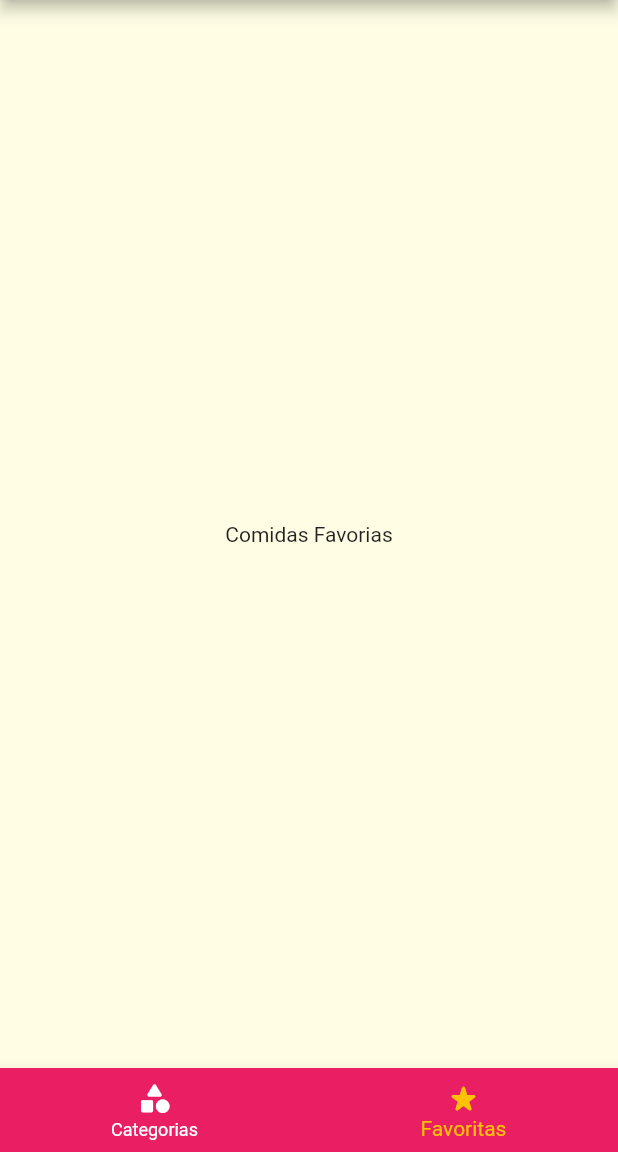
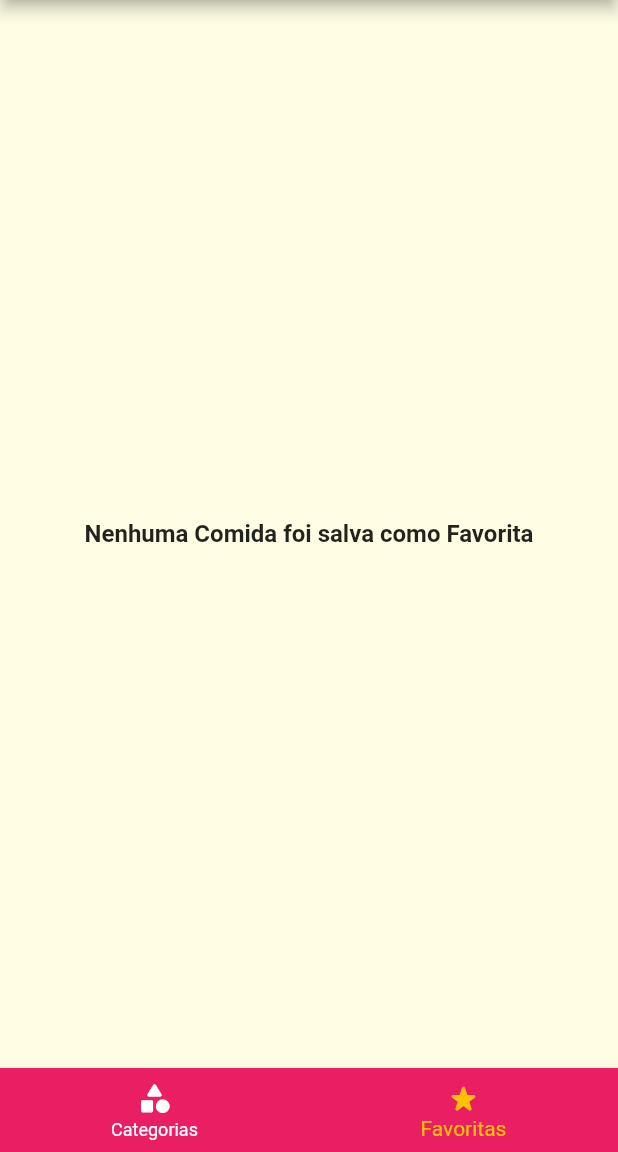
Before and after one commit to GuilhermePalma/nourriture, a Flutter app: the screen it shows after launch, item 2 of the bottom bar chosen, on a phone screen of 412 x 824 dp, the part 84-1236 px from its top. Run offline on Flutter 3.47's test engine with Material 2 defaults, Android fonts, the light colour scheme and no system bars; Roboto replaces fonts that are missing (Raleway).

Commit message:
Add Function and Show Favorites Meals

```diff
--- a/lib/main.dart
+++ b/lib/main.dart
@@ -22,6 +22,7 @@ class _MyAppState extends State<MyApp> {
   // Variavel que armazena os Filtros e as Comidas que serão exibidas
   Filters filters = Filters();
   List<Meal> avalaibleMeals = dummyMeals;
+  List<Meal> favoritesMeals = [];
 
   @override
   Widget build(BuildContext context) {
@@ -54,10 +55,14 @@ class _MyAppState extends State<MyApp> {
       /// Define as Rotas Nomeadas e a Rota Inicial
       routes: {
         // Caso queira definir a rota padrão, colocar no nome apenas "/"
-        AppRoutes.homeRoute: (ctx) => const TabsScreen(),
+        AppRoutes.homeRoute: (ctx) =>
+            TabsScreen(favoritesMeals: favoritesMeals),
         AppRoutes.categoryMeals: (ctx) =>
             CategoriesMealsScreen(avalaibleMeals: avalaibleMeals),
-        AppRoutes.mealDetails: (ctx) => const MealDetailsScreen(),
+        AppRoutes.mealDetails: (ctx) => MealDetailsScreen(
+              onClickFavorite: _toggleFavorites,
+              isFavoriteMeal: _isFavoriteMeal,
+            ),
         AppRoutes.filters: (ctx) =>
             FiltersScreen(filters: filters, onFiltersChanged: _filterMeals),
       },
@@ -75,10 +80,13 @@ class _MyAppState extends State<MyApp> {
       filters = filtersUpdated;
 
       avalaibleMeals = dummyMeals.where((mealItem) {
-        final filterGluten = filtersUpdated.isGlutenFree && !mealItem.isGlutenFree;
-        final filterLactose = filtersUpdated.isLactoseFree && !mealItem.isLactoseFree;
+        final filterGluten =
+            filtersUpdated.isGlutenFree && !mealItem.isGlutenFree;
+        final filterLactose =
+            filtersUpdated.isLactoseFree && !mealItem.isLactoseFree;
         final filterVegan = filtersUpdated.isVegan && !mealItem.isVegan;
-        final filterVegetarian = filtersUpdated.isVegetarian && !mealItem.isVegetarian;
+        final filterVegetarian =
+            filtersUpdated.isVegetarian && !mealItem.isVegetarian;
 
         return !filterGluten &&
             !filterLactose &&
@@ -87,4 +95,16 @@ class _MyAppState extends State<MyApp> {
       }).toList();
     });
   }
+
+  /// Controla a lista das comidas Favoritadas
+  void _toggleFavorites(Meal meal) {
+    setState(() {
+      favoritesMeals.contains(meal)
+          ? favoritesMeals.remove(meal)
+          : favoritesMeals.add(meal);
+    });
+  }
+
+  /// Retorna se uma comida foi ou não favoritada
+  bool _isFavoriteMeal(Meal meal) => favoritesMeals.contains(meal);
 }
--- a/lib/screens/favorite_screen.dart
+++ b/lib/screens/favorite_screen.dart
@@ -1,12 +1,28 @@
 import 'package:flutter/material.dart';
+import 'package:nourriture/components/meal_item.dart';
+import 'package:nourriture/models/meal.dart';
 
 class FavoriteScreen extends StatelessWidget {
-  const FavoriteScreen({Key? key}) : super(key: key);
+  final List<Meal> favoriteMeals;
+  const FavoriteScreen({
+    Key? key,
+    required this.favoriteMeals,
+  }) : super(key: key);
 
   @override
   Widget build(BuildContext context) {
-    return const Center(
-      child: Text("Comidas Favorias"),
-    );
+    // Configura Layouts diferentes para a lista vazia ou preenchida
+    return favoriteMeals.isEmpty
+        ? Center(
+            child: Text(
+              "Nenhuma Comida foi salva como Favorita",
+              style: Theme.of(context).textTheme.headline6,
+            ),
+          )
+        : ListView.builder(
+            itemCount: favoriteMeals.length,
+            itemBuilder: (ctx, index) =>
+                MealItem(meal: favoriteMeals.elementAt(index)),
+          );
   }
 }
--- a/lib/screens/tabs_screen.dart
+++ b/lib/screens/tabs_screen.dart
@@ -1,11 +1,18 @@
 import 'package:flutter/material.dart';
 import 'package:nourriture/components/custom_drawer.dart';
+import 'package:nourriture/models/meal.dart';
 import 'package:nourriture/screens/categories_screen.dart';
 import 'package:nourriture/screens/favorite_screen.dart';
 import 'package:nourriture/utils/app_routes.dart';
 
 class TabsScreen extends StatefulWidget {
-  const TabsScreen({Key? key}) : super(key: key);
+  /// Armazena as comidas Favoritas
+  final List<Meal> favoritesMeals;
+
+  const TabsScreen({
+    Key? key,
+    required this.favoritesMeals,
+  }) : super(key: key);
 
   @override
   State<TabsScreen> createState() => _TabsScreenState();
@@ -14,9 +21,15 @@ class TabsScreen extends StatefulWidget {
 class _TabsScreenState extends State<TabsScreen> {
   // Controla o Index da Tela/Titulo Exibido
   int _selectScreenIndex = 0;
+  // Lista com o Titulo e Telas que serão Mostradas
+  List<Map<String, Object>> _listScreens = [];
 
-  // Lista com o Titulo e Telas que serão Mostradas
-  final List<Map<String, Object>> _listScreens = [
+  // Inicializa a Lista com as Informações das Tabs
+  @override
+  void initState() {
+    super.initState();
+
+    _listScreens = [
       {
         // Parametros da AppBar e Body
         "title": "Vamos Cozinhar ?",
@@ -27,11 +40,12 @@ class _TabsScreenState extends State<TabsScreen> {
       },
       {
         "title": "Comidas Favoritas",
-      "screen": const FavoriteScreen(),
+        "screen": FavoriteScreen(favoriteMeals: widget.favoritesMeals),
         "label": "Favoritas",
         "icon": const Icon(Icons.star_rate_rounded)
       },
     ];
+  }
 
   /// Altera o Index do Item Selecionado
   _selectedScreen(int index) => setState(() => _selectScreenIndex = index);
```
Also changed, not shown: lib/screens/meal_details_screen.dart (+21 -1 lines). Lines whose indentation alone changed are shown as unchanged.
